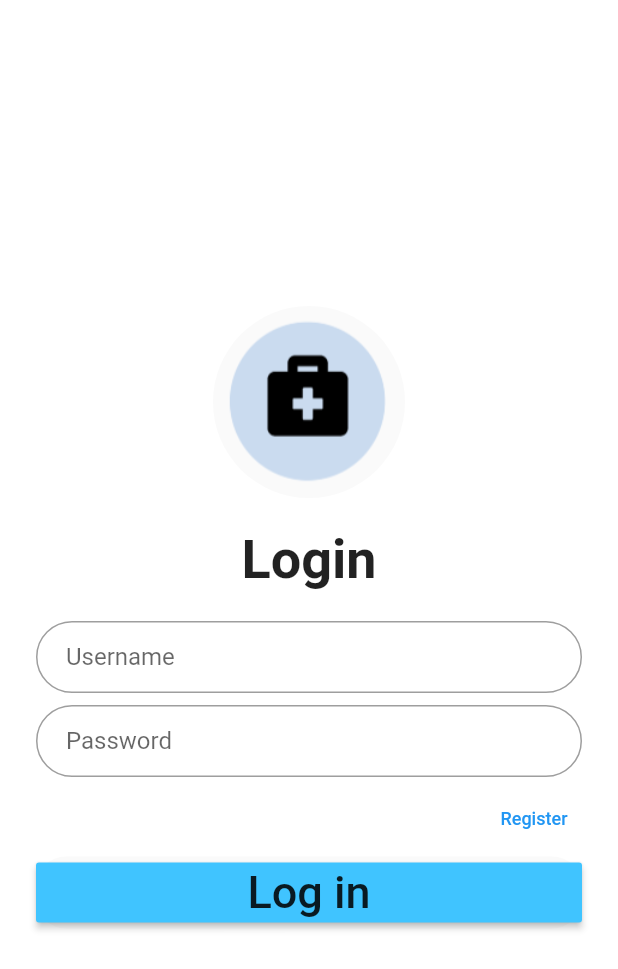
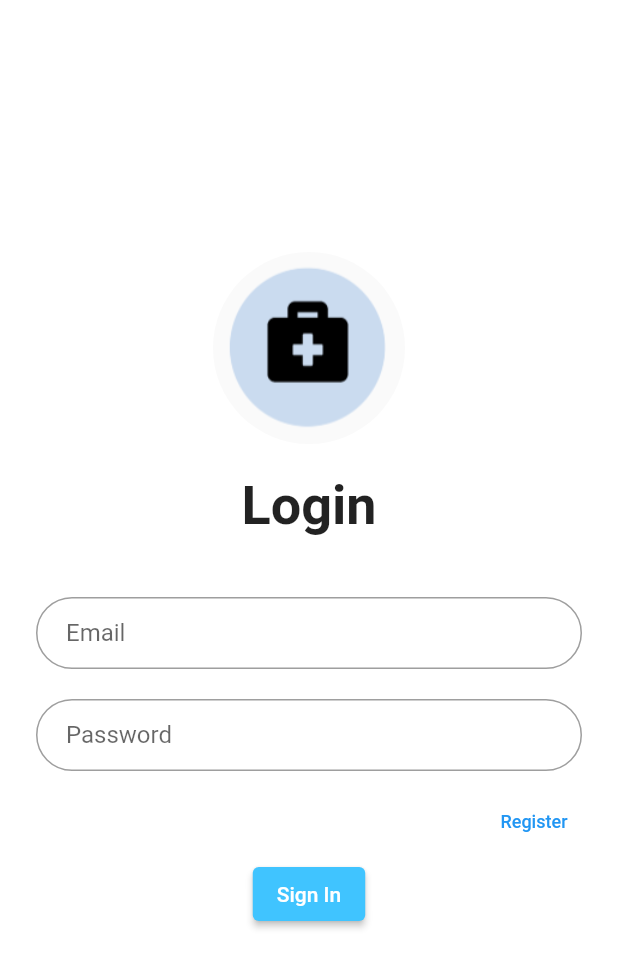
Before and after one commit to madsaintis/me_medical_app, a Flutter app: the screen it shows after launch, on a phone screen of 412 x 824 dp. Shown: the top 969 px of the screen. Run offline on Flutter 3.47's test engine with Material 2 defaults, Android fonts, the phone set to English and light mode, and no system bars; our stand-ins replace cloud_firestore, firebase_auth, firebase_core; accounts and stored records are empty.

Commit message:
Removed unused imports

```diff
--- /dev/null
+++ b/firestore.indexes.json
@@ -0,0 +1,4 @@
+{
+  "indexes": [],
+  "fieldOverrides": []
+}
--- a/lib/authenticate.dart
+++ b/lib/authenticate.dart
@@ -1,7 +1,8 @@
 import 'package:flutter/material.dart';
+import 'package:me_medical_app/login_page.dart';
 import 'package:me_medical_app/register.dart';
-import 'package:me_medical_app/sign_in.dart';
 
+// ignore: use_key_in_widget_constructors
 class Authenticate extends StatefulWidget {
   @override
   _AuthenticateState createState() => _AuthenticateState();
--- a/lib/login_page.dart
+++ b/lib/login_page.dart
@@ -1,16 +1,27 @@
+// ignore_for_file: prefer_const_constructors, use_key_in_widget_constructors
+
 import 'package:flutter/material.dart';
 import 'package:me_medical_app/services/auth.dart';
 
-class SignIn2 extends StatefulWidget {
+class SignIn extends StatefulWidget {
+  final Function toggleView;
+  const SignIn({required this.toggleView});
   @override
   _SignInState createState() => _SignInState();
 }
 
-class _SignInState extends State<SignIn2> {
+class _SignInState extends State<SignIn> {
   final AuthService _auth = AuthService();
+  final _formKey = GlobalKey<FormState>();
+
+  //text field state
+  String email = '';
+  String password = '';
+  String error = '';
 
   @override
   Widget build(BuildContext context) {
+    /*
     //define usename input
     final username = TextFormField(
       keyboardType: TextInputType.emailAddress,
@@ -25,6 +36,7 @@ class _SignInState extends State<SignIn2> {
           )),
     );
 
+
     //define the password
     final password = TextFormField(
       obscureText: true,
@@ -37,6 +49,7 @@ class _SignInState extends State<SignIn2> {
             gapPadding: 5,
           )),
     );
+    */
 
     return Scaffold(
         backgroundColor: Colors.white,
@@ -45,36 +58,99 @@ class _SignInState extends State<SignIn2> {
                 shrinkWrap: true,
                 padding: EdgeInsets.only(left: 24.0, right: 24.0),
                 children: <Widget>[
-            logo(),
+              Logo(),
               SizedBox(
                 height: 20.0,
               ),
-            logoword(),
+              LogoWord(),
               SizedBox(
                 height: 20.0,
               ),
-            username,
-            SizedBox(
-              height: 8.0,
+              Form(
+                key: _formKey,
+                child: Column(
+                  children: <Widget>[
+                    SizedBox(height: 20.0),
+                    TextFormField(
+                      validator: (String? val) {
+                        if (val != null && val.isEmpty) {
+                          return "Please fill username field";
+                        }
+                        return null;
+                      },
+                      onChanged: (val) {
+                        setState(() => email = val);
+                      },
+                      decoration: InputDecoration(
+                          hintText: 'Email',
+                          contentPadding: EdgeInsets.fromLTRB(20, 10, 20, 10),
+                          border: OutlineInputBorder(
+                            borderRadius: BorderRadius.circular(32),
+                            gapPadding: 5,
+                          )),
                     ),
-            password,
-            SizedBox(
-              height: 4.0,
+                    SizedBox(height: 20.0),
+                    TextFormField(
+                      validator: (String? val) {
+                        if (val != null && val.isEmpty) {
+                          return "Please fill password field";
+                        }
+                        return null;
+                      },
+                      obscureText: true,
+                      onChanged: (val) {
+                        setState(() => password = val);
+                      },
+                      decoration: InputDecoration(
+                          hintText: 'Password',
+                          contentPadding: EdgeInsets.fromLTRB(20, 10, 20, 10),
+                          border: OutlineInputBorder(
+                            borderRadius: BorderRadius.circular(32),
+                            gapPadding: 5,
+                          )),
                     ),
+                    SizedBox(height: 10.0),
                     Row(
                       mainAxisAlignment: MainAxisAlignment.end,
-              children: [RegisterText()],
+                      children: [
+                        TextButton(
+                          onPressed: () {
+                            widget.toggleView();
+                          },
+                          child: Text(
+                            'Register',
+                            style: TextStyle(color: Colors.blue, fontSize: 12),
+                            textAlign: TextAlign.right,
                           ),
-            LogButton(),
+                        )
+                      ],
+                    ),
+                    ElevatedButton(
+                        child: Text('Sign In',
+                            style: TextStyle(color: Colors.white)),
+                        style: ElevatedButton.styleFrom(
+                            primary: Colors.lightBlueAccent),
+                        onPressed: () async {
+                          if (_formKey.currentState!.validate()) {
+                            dynamic result = await _auth.logIn(email, password);
+                            if (result == null) {
+                              setState(() => error = 'Wrong credentials');
+                            }
+                            print(email);
+                            print(password);
+                          }
+                        }),
+                    SizedBox(height: 20.0),
+                    Text(error, style: TextStyle(color: Colors.red)),
                   ],
                 ),
               ),
-    );
+            ])));
   }
 }
 
 //logo picture
-class logo extends StatelessWidget {
+class Logo extends StatelessWidget {
   @override
   Widget build(BuildContext context) {
     return Center(
@@ -87,7 +163,7 @@ class logo extends StatelessWidget {
 }
 
 //logo word
-class logoword extends StatelessWidget {
+class LogoWord extends StatelessWidget {
   @override
   Widget build(BuildContext context) {
     return Center(
@@ -99,22 +175,6 @@ class logoword extends StatelessWidget {
         fontWeight: FontWeight.bold,
       ),
     ));
-  }
-}
-
-//ForgetWord
-class RegisterText extends StatelessWidget {
-  @override
-  Widget build(BuildContext context) {
-    final RegisterButton = TextButton(
-      onPressed: () {},
-      child: Text(
-        'Register',
-        style: TextStyle(color: Colors.blue, fontSize: 12),
-        textAlign: TextAlign.right,
-      ),
-    );
-    return RegisterButton;
   }
 }
 
--- a/lib/main.dart
+++ b/lib/main.dart
@@ -1,12 +1,10 @@
+// ignore_for_file: use_key_in_widget_constructors
+
 import 'package:flutter/material.dart';
-import 'package:me_medical_app/login_page.dart';
 import 'package:me_medical_app/models/user.dart';
-import 'package:me_medical_app/register.dart';
 import 'package:me_medical_app/services/auth.dart';
-import 'package:me_medical_app/sign_in.dart';
 import 'package:me_medical_app/wrapper.dart';
 import 'package:provider/provider.dart';
-import 'edit_profile.dart';
 import 'package:firebase_core/firebase_core.dart';
 
 void main() async {
@@ -24,7 +22,7 @@ class MyApp extends StatelessWidget {
       value: AuthService().user,
       child: MaterialApp(
         title: 'Flutter Firebase',
-        home: SignIn2(),
+        home: Wrapper(),
       ),
     );
   }
--- a/lib/register.dart
+++ b/lib/register.dart
@@ -1,3 +1,5 @@
+// ignore_for_file: prefer_const_constructors
+
 import 'package:flutter/material.dart';
 import 'package:me_medical_app/services/auth.dart';
 
@@ -27,7 +29,7 @@ class _RegisterState extends State<Register> {
         appBar: AppBar(
           title: Text("Registration Page"),
           backgroundColor: Colors.teal,
-          elevation: 3,
+          elevation: 0,
           leading: IconButton(
             icon: Icon(
               Icons.arrow_back,
--- a/lib/services/auth.dart
+++ b/lib/services/auth.dart
@@ -86,11 +86,11 @@ class AuthService {
 
   //get current UID
   Future<String> getCurrentUID() async {
-    return await _auth.currentUser!.uid;
+    return _auth.currentUser!.uid;
   }
 
   //get current user
   Future getCurrentUser() async {
-    return await _auth.currentUser;
+    return _auth.currentUser;
   }
 }
--- a/lib/wrapper.dart
+++ b/lib/wrapper.dart
@@ -1,3 +1,5 @@
+// ignore_for_file: use_key_in_widget_constructors
+
 import 'package:flutter/material.dart';
 import 'package:me_medical_app/authenticate.dart';
 import 'package:me_medical_app/dashboard.dart';
```
Also changed, not shown: lib/dashboard.dart (+69 -13 lines), lib/edit_profile.dart (+11 -15 lines), lib/sign_in.dart (deleted, +0 -84 lines), firebase.json (added), 7 other files. Lines whose indentation alone changed are shown as unchanged.
